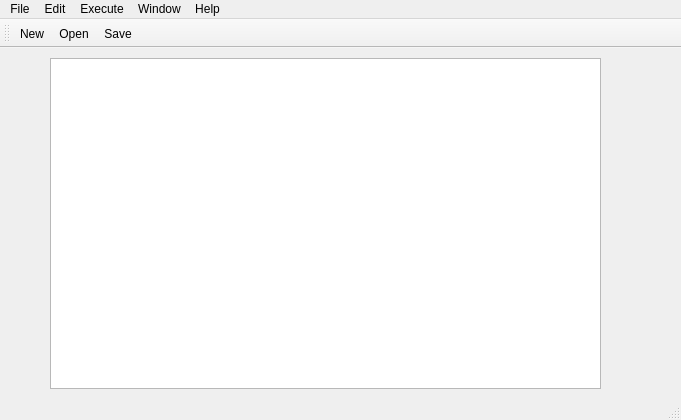
Above: mainwindow.ui from vyduckien/LC3-IDE before the change. Below: the same form after it.
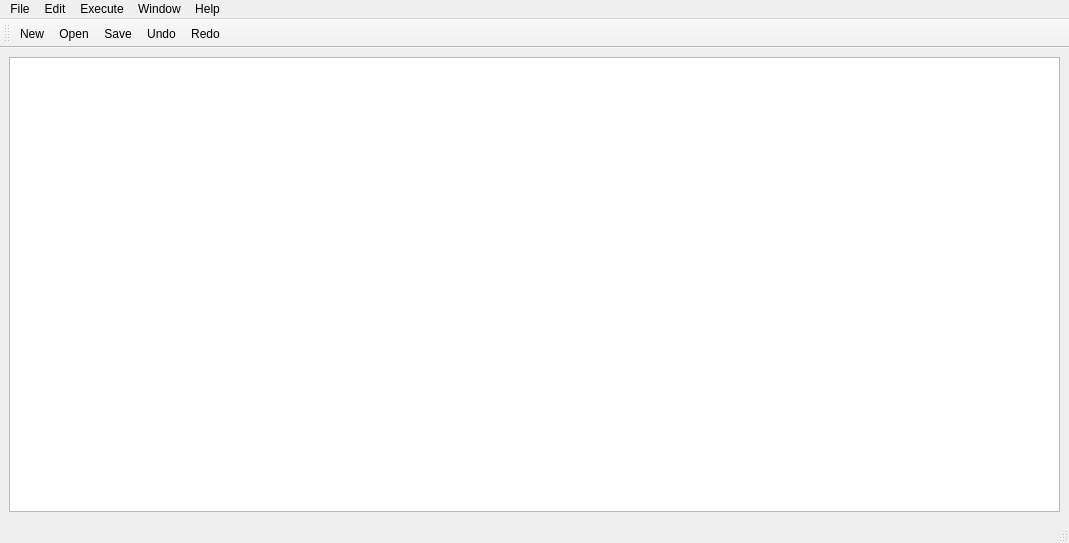
That is the form after the change. Icons and pictures are not drawn.

The edit to the form file:
```diff
--- a/mainwindow.ui
+++ b/mainwindow.ui
@@ -2,35 +2,33 @@
 <ui version="4.0">
  <class>MainWindow</class>
  <widget class="QMainWindow" name="MainWindow">
+  <property name="enabled">
+   <bool>true</bool>
+  </property>
   <property name="geometry">
    <rect>
     <x>0</x>
     <y>0</y>
-    <width>681</width>
-    <height>420</height>
+    <width>1069</width>
+    <height>543</height>
    </rect>
   </property>
   <property name="windowTitle">
    <string>MainWindow</string>
   </property>
   <widget class="QWidget" name="centralwidget">
-   <widget class="QTextEdit" name="textEdit">
-    <property name="geometry">
-     <rect>
-      <x>50</x>
-      <y>10</y>
-      <width>551</width>
-      <height>331</height>
-     </rect>
-    </property>
-   </widget>
+   <layout class="QVBoxLayout" name="verticalLayout">
+    <item>
+     <widget class="QPlainTextEdit" name="plainTextEdit"/>
+    </item>
+   </layout>
   </widget>
   <widget class="QMenuBar" name="menubar">
    <property name="geometry">
     <rect>
      <x>0</x>
      <y>0</y>
-     <width>681</width>
+     <width>1069</width>
      <height>20</height>
     </rect>
    </property>
@@ -92,6 +90,8 @@
    <addaction name="actionNew"/>
    <addaction name="actionOpen"/>
    <addaction name="actionSave"/>
+   <addaction name="actionUndo"/>
+   <addaction name="actionRedo"/>
   </widget>
   <action name="actionNew">
    <property name="icon">
```
Left out of the diff: 6 changed lines with no effect on the pictures.
